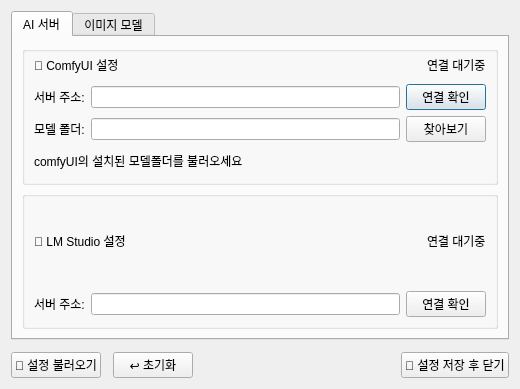
Old version of the form assets/ui/settings_dialog.ui in the repository Donian-kor/ComfyCraft_AI_Easy_Studio.
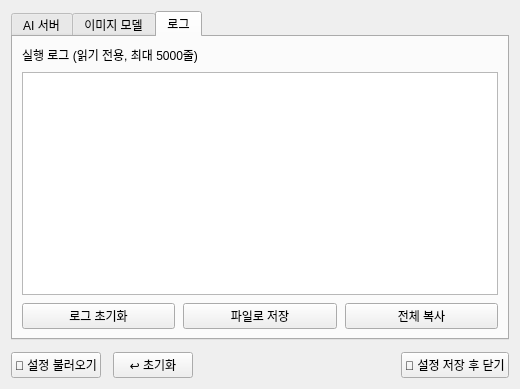
New version of the form. The open tabs and pages were chosen to show the change.

Commit message: feat(p11): mockup layout match - 3-layer rebuild, log tab migration, counter removal

The edit to the form file:
```diff
--- a/assets/ui/settings_dialog.ui
+++ b/assets/ui/settings_dialog.ui
@@ -560,6 +560,58 @@
        </item>
       </layout>
      </widget>
+     <widget class="QWidget" name="tabLog">
+      <attribute name="title">
+       <string>로그</string>
+      </attribute>
+      <layout class="QVBoxLayout" name="tabLogLayout">
+       <property name="spacing">
+        <number>8</number>
+       </property>
+       <item>
+        <widget class="QLabel" name="logTabTitle">
+         <property name="text">
+          <string>실행 로그 (읽기 전용, 최대 5000줄)</string>
+         </property>
+        </widget>
+       </item>
+       <item>
+        <widget class="QTextEdit" name="logTabEdit">
+         <property name="readOnly">
+          <bool>true</bool>
+         </property>
+        </widget>
+       </item>
+       <item>
+        <layout class="QHBoxLayout" name="logTabButtons">
+         <property name="spacing">
+          <number>8</number>
+         </property>
+         <item>
+          <widget class="QPushButton" name="logClearBtn">
+           <property name="text">
+            <string>로그 초기화</string>
+           </property>
+          </widget>
+         </item>
+         <item>
+          <widget class="QPushButton" name="logSaveBtn">
+           <property name="text">
+            <string>파일로 저장</string>
+           </property>
+          </widget>
+         </item>
+         <item>
+          <widget class="QPushButton" name="logCopyBtn">
+           <property name="text">
+            <string>전체 복사</string>
+           </property>
+          </widget>
+         </item>
+        </layout>
+       </item>
+      </layout>
+     </widget>
     </widget>
    </item>
    <property name="spacing">
```
The commit also changes 10 other files.
